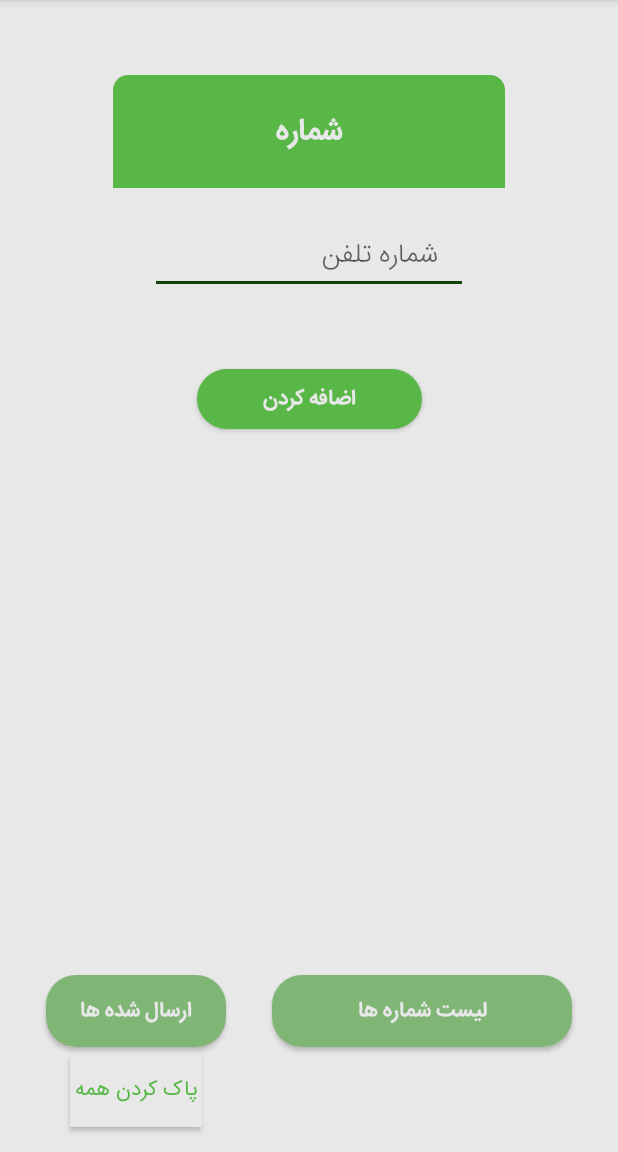
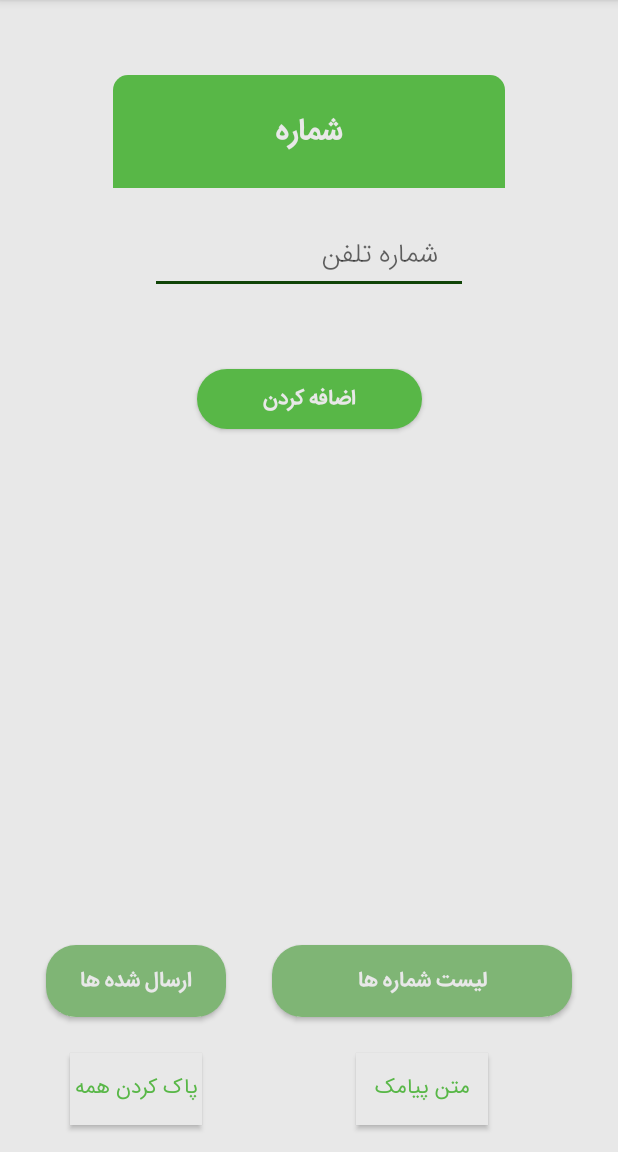
Before and after one commit to HosseinMirzaei47/Distinct-Numbers, an Android app: the screen it shows after launch (MainActivity), on a phone screen of 412 x 824 dp, the part 84-1236 px from its top. Run offline under Robolectric (Android 15) with nearby library versions, the phone set to English and light mode, and no system bars.

Commit message:
Customize SMS text "sent list" on click added

```diff
--- a/app/src/main/AndroidManifest.xml
+++ b/app/src/main/AndroidManifest.xml
@@ -20,6 +20,7 @@
         </activity>
         <activity android:name=".ListActivity" />
         <activity android:name=".SentNumbersActivity" />
+        <activity android:name=".SmsActivity" />
     </application>
 
 </manifest>
--- a/app/src/main/java/com/example/hossein/distinctnumbers/MainActivity.java
+++ b/app/src/main/java/com/example/hossein/distinctnumbers/MainActivity.java
@@ -23,6 +23,7 @@ public class MainActivity extends AppCompatActivity {
     private Button clearData;
     private Button numbersList;
     private Button sentNumbersList;
+    private Button smsText;
     private EditText numberET;
 
     private ArrayList<String> numbers = new ArrayList<>();
@@ -40,6 +41,8 @@ public class MainActivity extends AppCompatActivity {
         showList();
 
         clearData();
+
+        showSmsText();
 
     }
 
@@ -66,6 +69,20 @@ public class MainActivity extends AppCompatActivity {
             public void onClick(View view) {
 
                 Intent intent = new Intent(MainActivity.this, SentNumbersActivity.class);
+                MainActivity.this.startActivity(intent);
+
+            }
+        });
+
+    }
+
+    private void showSmsText() {
+
+        smsText.setOnClickListener(new View.OnClickListener() {
+            @Override
+            public void onClick(View view) {
+
+                Intent intent = new Intent(MainActivity.this, SmsActivity.class);
                 MainActivity.this.startActivity(intent);
 
             }
@@ -180,6 +197,7 @@ public class MainActivity extends AppCompatActivity {
         sentNumbersList = findViewById(R.id.sentList);
         clearData = findViewById(R.id.clearData);
         numberET = findViewById(R.id.editText);
+        smsText = findViewById(R.id.smsTextButton);
 
     }
 
--- a/app/src/main/res/layout/activity_main.xml
+++ b/app/src/main/res/layout/activity_main.xml
@@ -67,7 +67,7 @@
         android:id="@+id/numbersList"
         android:layout_width="200dp"
         android:layout_height="wrap_content"
-        android:layout_marginBottom="70dp"
+        android:layout_marginBottom="90dp"
         android:background="@drawable/prior_button"
         android:fontFamily="@font/sans_bold"
         android:text="لیست شماره ها"
@@ -80,7 +80,7 @@
         android:id="@+id/sentList"
         android:layout_width="120dp"
         android:layout_height="wrap_content"
-        android:layout_marginBottom="70dp"
+        android:layout_marginBottom="90dp"
         android:background="@drawable/prior_button"
         android:fontFamily="@font/sans_bold"
         android:text="ارسال شده ها"
@@ -94,13 +94,27 @@
         android:layout_width="wrap_content"
         android:layout_height="wrap_content"
         android:layout_marginTop="5dp"
-        android:layout_marginBottom="50dp"
         android:background="@color/global"
         android:fontFamily="@font/sans_normal"
         android:text="پاک کردن همه"
         android:textColor="@color/green"
+        app:layout_constraintBottom_toBottomOf="parent"
         app:layout_constraintLeft_toLeftOf="@+id/sentList"
         app:layout_constraintRight_toRightOf="@+id/sentList"
         app:layout_constraintTop_toBottomOf="@+id/sentList" />
 
+    <Button
+        android:id="@+id/smsTextButton"
+        android:layout_width="wrap_content"
+        android:layout_height="wrap_content"
+        android:layout_marginTop="5dp"
+        android:background="@color/global"
+        android:fontFamily="@font/sans_normal"
+        android:text="متن پیامک"
+        android:textColor="@color/green"
+        app:layout_constraintBottom_toBottomOf="parent"
+        app:layout_constraintLeft_toLeftOf="@id/numbersList"
+        app:layout_constraintRight_toRightOf="@id/numbersList"
+        app:layout_constraintTop_toBottomOf="@id/numbersList" />
+
 </android.support.constraint.ConstraintLayout>
```
Also changed, not shown: app/src/main/java/com/example/hossein/distinctnumbers/ListActivity.java (+2 -11 lines), app/src/main/java/com/example/hossein/distinctnumbers/MyPreferenceManager.java (+17 -0 lines), app/src/main/java/com/example/hossein/distinctnumbers/SentNumbersActivity.java (+22 -1 lines), app/src/main/java/com/example/hossein/distinctnumbers/SmsActivity.java (added, +42 -0 lines), app/src/main/res/layout/activity_sms_text.xml (added, +35 -0 lines).
